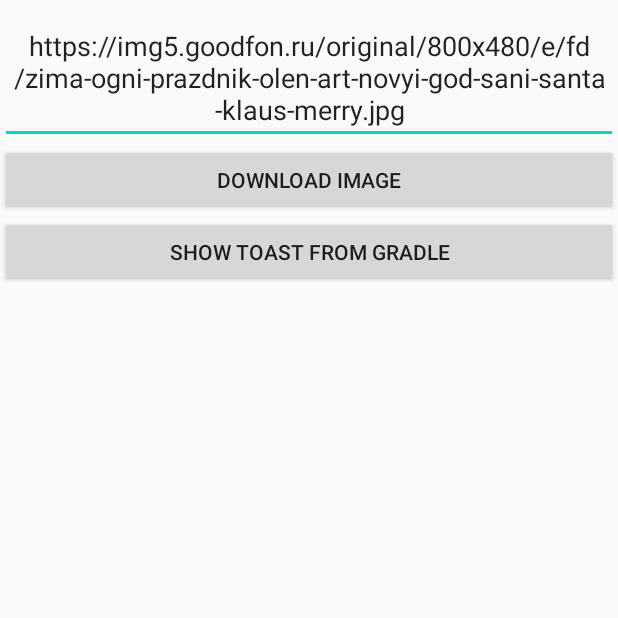
After one commit to Tsiuryn/Internship_ST, an Android app: the TheThirdActivity screen opened directly, with no data from a screen before it, on a phone screen of 412 x 824 dp, the top half of it. The commit adds this screen. Run offline under Robolectric (Android 15) with nearby library versions, the phone set to English and light mode, and no system bars.

Commit message:
Added the third task

```diff
--- a/app/app/src/main/AndroidManifest.xml
+++ b/app/app/src/main/AndroidManifest.xml
@@ -1,6 +1,7 @@
 <?xml version="1.0" encoding="utf-8"?>
 <manifest xmlns:android="http://schemas.android.com/apk/res/android"
     package="alex.ts.app">
+    <uses-permission android:name="android.permission.INTERNET"/>
 
     <application
         android:allowBackup="true"
@@ -18,6 +19,7 @@
         </activity>
         <activity android:name=".hw_01.TheFirstActivity"/>
         <activity android:name=".hw_02.TheSecondActivity"/>
+        <activity android:name=".hw_03.TheThirdActivity"/>
     </application>
 
 </manifest>
--- a/app/app/src/main/java/alex/ts/app/MainActivity.kt
+++ b/app/app/src/main/java/alex/ts/app/MainActivity.kt
@@ -2,6 +2,7 @@ package alex.ts.app
 
 import alex.ts.app.hw_01.TheFirstActivity
 import alex.ts.app.hw_02.TheSecondActivity
+import alex.ts.app.hw_03.TheThirdActivity
 import android.content.Context
 import android.content.Intent
 import android.os.Bundle
@@ -15,6 +16,7 @@ class MainActivity : AppCompatActivity(), View.OnClickListener {
         setContentView(R.layout.activity_main)
         mainHW1.setOnClickListener(this)
         mainHW2.setOnClickListener(this)
+        mainHW3.setOnClickListener(this)
     }
 
     override fun onClick(view: View?) {
@@ -27,6 +29,10 @@ class MainActivity : AppCompatActivity(), View.OnClickListener {
                 val intent = Intent(this, TheSecondActivity::class.java)
                 startActivity(intent)
             }
+            mainHW3 ->{
+                val intent = Intent(this, TheThirdActivity::class.java)
+                startActivity(intent)
+            }
         }
     }
 
--- /dev/null
+++ b/app/app/src/main/java/alex/ts/app/hw_03/TheThirdActivity.kt
@@ -0,0 +1,33 @@
+package alex.ts.app.hw_03
+
+import alex.ts.app.BuildConfig
+import alex.ts.app.R
+import android.os.Bundle
+import android.view.View
+import android.widget.Toast
+import androidx.appcompat.app.AppCompatActivity
+import kotlinx.android.synthetic.main.activity_thethird.*
+
+class TheThirdActivity: AppCompatActivity(), View.OnClickListener {
+
+    override fun onCreate(savedInstanceState: Bundle?) {
+        super.onCreate(savedInstanceState)
+        setContentView(R.layout.activity_thethird)
+        btnShowToast.setOnClickListener(this)
+        btnDownload.setOnClickListener(this)
+    }
+
+    override fun onClick(view: View?) {
+        when(view){
+            btnShowToast ->{
+                val text = BuildConfig.API_ENDPOINT
+                Toast.makeText(this, text, Toast.LENGTH_SHORT).show()
+            }
+            btnDownload ->{
+                progressBar.visibility = View.VISIBLE
+                val url = myUrl.text.toString()
+                Repository(this, progressBar, imgFromNet).download(url)
+            }
+        }
+    }
+}
--- /dev/null
+++ b/app/app/src/main/res/layout/activity_thethird.xml
@@ -0,0 +1,40 @@
+<?xml version="1.0" encoding="utf-8"?>
+<LinearLayout xmlns:android="http://schemas.android.com/apk/res/android"
+    android:layout_width="match_parent"
+    android:layout_height="match_parent"
+    android:orientation="vertical">
+
+    <EditText
+        android:id="@+id/myUrl"
+        android:layout_width="match_parent"
+        android:layout_height="wrap_content"
+        android:layout_marginTop="8dp"
+        android:gravity="center"
+        android:hint="@string/addYourUrl"
+        android:text="@string/my_url" />
+
+    <Button
+        android:id="@+id/btnDownload"
+        android:layout_width="match_parent"
+        android:layout_height="wrap_content"
+        android:text="@string/btnDownloadImage" />
+
+    <Button
+        android:id="@+id/btnShowToast"
+        android:layout_width="match_parent"
+        android:layout_height="wrap_content"
+        android:text="@string/btnShowToast" />
+
+    <ImageView
+        android:id="@+id/imgFromNet"
+        android:layout_width="match_parent"
+        android:layout_height="wrap_content"
+        android:layout_margin="8dp" />
+
+    <ProgressBar
+        android:id="@+id/progressBar"
+        style="?android:attr/progressBarStyle"
+        android:visibility="gone"
+        android:layout_width="match_parent"
+        android:layout_height="wrap_content" />
+</LinearLayout>
--- a/app/app/src/main/res/values/colors.xml
+++ b/app/app/src/main/res/values/colors.xml
@@ -7,4 +7,7 @@
     //hw_01
     <color name="firstTextColor">#D50000</color>
     <color name="secondTextColor">#094EFF</color>
+
+    //hw_03
+    <color name="picassoColor">#BAB399</color>
 </resources>
--- a/app/app/src/main/res/values/strings.xml
+++ b/app/app/src/main/res/values/strings.xml
@@ -4,4 +4,12 @@
     //hw_01
     <string name="first_text">First text!</string>
     <string name="second_text">Second text!</string>
+
+    //hw_03
+    <string name="my_url">https://img5.goodfon.ru/original/800x480/e/fd/zima-ogni-prazdnik-olen-art-novyi-god-sani-santa-klaus-merry.jpg</string>
+    <string name="btnShowToast">Show Toast from Gradle</string>
+    <string name="btnDownloadImage">Download Image</string>
+    <string name="addYourUrl">Add your URl</string>
+
+
 </resources>
```
Also changed, not shown: app/app/build.gradle (+7 -0 lines), app/app/src/main/java/alex/ts/app/hw_03/CircularTransformation.kt (added, +43 -0 lines), app/app/src/main/java/alex/ts/app/hw_03/Repository.kt (added, +24 -0 lines).
